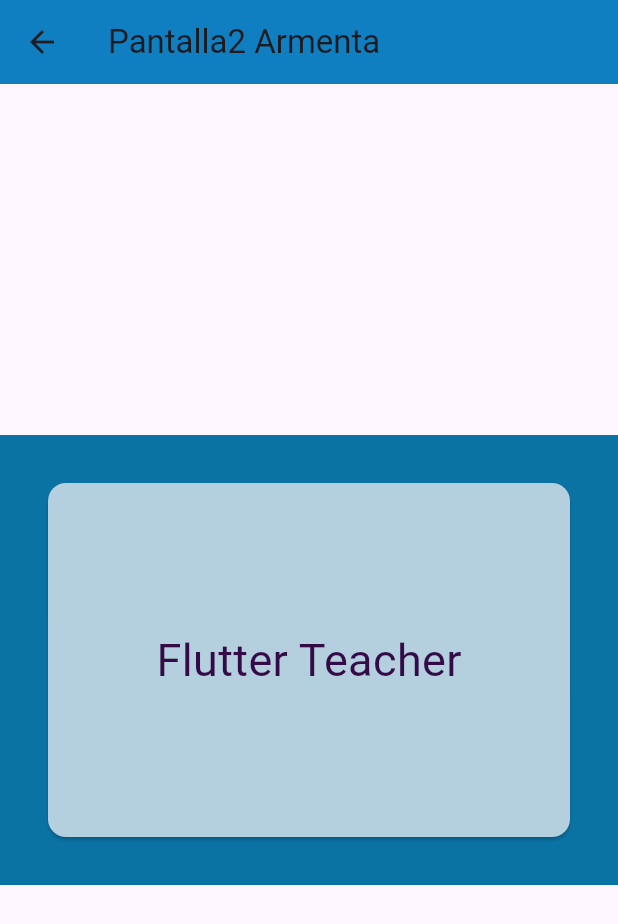
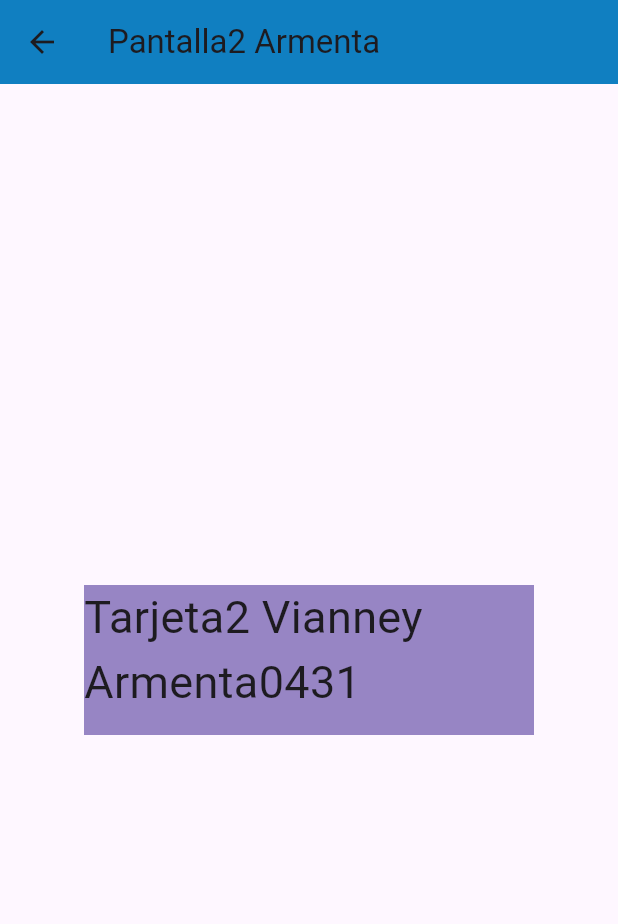
Before and after one commit to pvacarrasco/UII-Act2-0431, a Flutter app: the screen it shows after launch, after a tap on "Mover a pantalla2", on a phone screen of 412 x 824 dp. Shown: the top 924 px of the screen. Run offline on Flutter 3.47's test engine with Material 3 defaults, Android fonts, the phone set to English and light mode, and no system bars.

```diff
--- a/lib/main.dart
+++ b/lib/main.dart
@@ -1,6 +1,7 @@
 import 'package:flutter/material.dart';
 import 'pantalla2_0431.dart';
 import 'pantalla1_0431.dart';
+import 'pantalla3_0431.dart';
 import 'pantallaini_0431.dart';
 
 void main() => runApp(MiApp0431());
@@ -17,6 +18,7 @@ class MiApp0431 extends StatelessWidget {
         "/": (context) => PantallaIni(),
         "/Pantalla1_0431": (context) => Pantalla1_0431(),
         "/Pantalla2_0431": (context) => Pantalla2_0431(),
+        "/Pantalla3_0431": (context) => Pantalla3_0431(),
       }, //fin ruta paginas
     ); //fin material
   } //fin widget
--- a/lib/pantalla2_0431.dart
+++ b/lib/pantalla2_0431.dart
@@ -12,21 +12,16 @@ class Pantalla2_0431 extends StatelessWidget {
       ),
       body: Center(
         child: Container(
-          color: Color(0xff0b73a4),
-          width: double.infinity,
-          height: 300,
-          child: Card(
-            color: Color(0xffb4d0de),
-            margin: EdgeInsets.all(32),
-            child: Padding(
-              padding: EdgeInsets.all(16),
-              child: Center(
-                child: Text(
-                  'Flutter Teacher',
-                  style: TextStyle(fontSize: 30, color: Color(0xff340b47)),
-                ),
-              ),
-            ),
+          color: Color(0xff9785c4),
+          constraints: BoxConstraints(
+            minHeight: 100,
+            minWidth: 200,
+            maxHeight: 300,
+            maxWidth: 300,
+          ),
+          child: Text(
+            'Tarjeta2 Vianney Armenta0431',
+            style: TextStyle(fontSize: 30),
           ),
         ),
       ),
--- a/lib/pantallaini_0431.dart
+++ b/lib/pantallaini_0431.dart
@@ -18,13 +18,19 @@ class PantallaIni extends StatelessWidget {
               onPressed: () {
                 Navigator.pushNamed(context, "/Pantalla1_0431");
               },
-              child: const Text("Ejemplo Card"),
+              child: const Text("Mover a pantalla1"),
             ),
             ElevatedButton(
               onPressed: () {
                 Navigator.pushNamed(context, "/Pantalla2_0431");
               },
               child: const Text("Mover a pantalla2"),
+            ),
+            ElevatedButton(
+              onPressed: () {
+                Navigator.pushNamed(context, "/Pantalla3_0431");
+              },
+              child: const Text("Mover a pantalla3"),
             )
           ], //fin de niños
         ),
```
Also changed, not shown: lib/pantalla1_0431.dart (+10 -9 lines), lib/pantalla3_0431.dart (added, +28 -0 lines).
